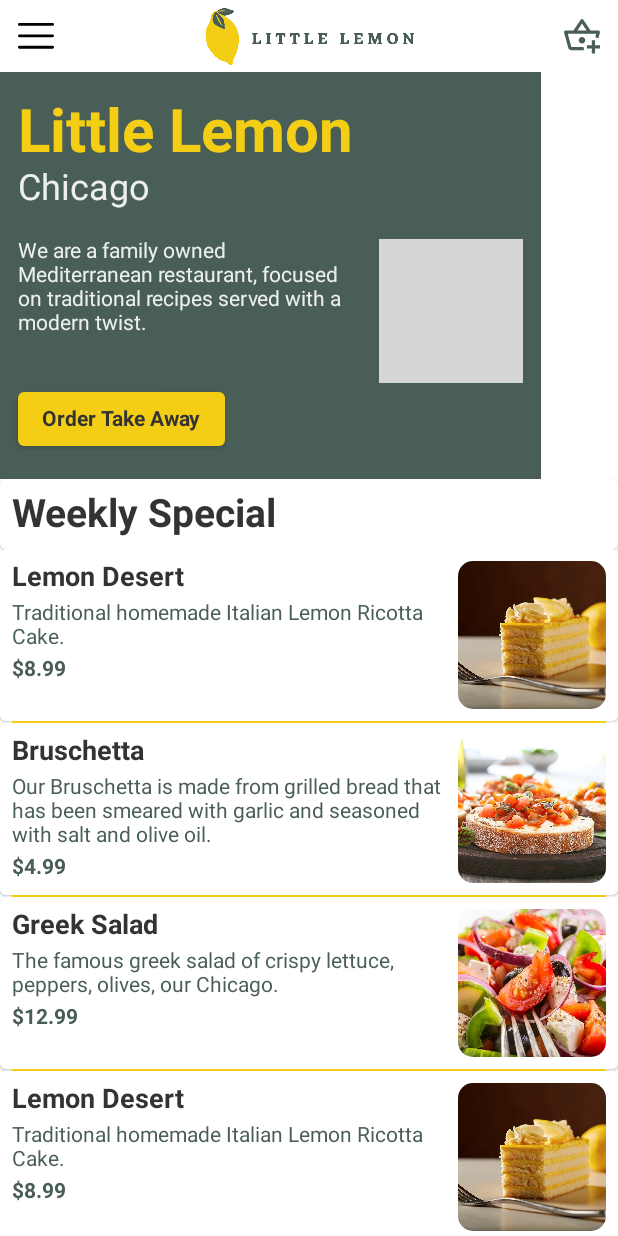
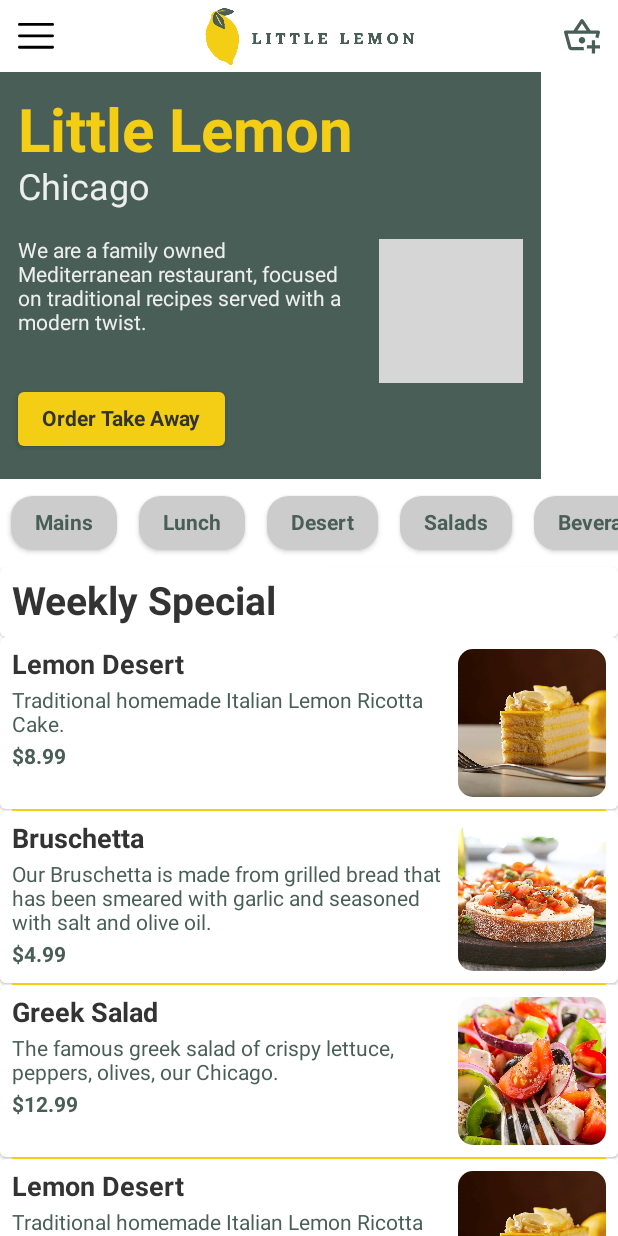
Before and after one commit to gulraiznoorbari/Little_Lemon_App, an Android app built with Jetpack Compose: the HomeScreen screen opened through its navigation route, on a phone screen of 412 x 824 dp. Run offline under Robolectric (Android 15) with nearby library versions, the phone set to English and light mode, and no system bars; grey boxes are pictures that could not be loaded.

Commit message:
📦 NEW: Added UI Screenshots & Menu Categories Row

```diff
--- a/app/src/main/java/com/example/littlelemonapp/HomeScreen.kt
+++ b/app/src/main/java/com/example/littlelemonapp/HomeScreen.kt
@@ -24,8 +24,8 @@ fun HomeScreen(navController: NavHostController) {
     ) {
         Column {
             UpperPanel()
+            MenuCategoryPanel()
             LowerPanel(navController, DishInfo.dishes)
-
         }
     }
 }
--- /dev/null
+++ b/app/src/main/java/com/example/littlelemonapp/MenuCategory.kt
@@ -0,0 +1,51 @@
+package com.example.littlelemonapp
+
+import androidx.compose.foundation.horizontalScroll
+import androidx.compose.foundation.layout.Arrangement
+import androidx.compose.foundation.layout.Row
+import androidx.compose.foundation.layout.fillMaxWidth
+import androidx.compose.foundation.layout.padding
+import androidx.compose.foundation.rememberScrollState
+import androidx.compose.foundation.shape.RoundedCornerShape
+import androidx.compose.material.Button
+import androidx.compose.material.ButtonDefaults
+import androidx.compose.material.Text
+import androidx.compose.runtime.Composable
+import androidx.compose.ui.Modifier
+import androidx.compose.ui.graphics.Color
+import androidx.compose.ui.unit.dp
+
+@Composable
+fun MenuCategoryPanel() {
+    Row(
+        modifier = Modifier
+            .fillMaxWidth()
+            .horizontalScroll(rememberScrollState()),
+        horizontalArrangement = Arrangement.SpaceEvenly,
+
+        ) {
+        Categories.forEach {
+            MenuCategory(category = it)
+        }
+    }
+}
+
+@Composable
+fun MenuCategory(category: String) {
+    Button(
+        onClick = { /*TODO*/ },
+        colors = ButtonDefaults.buttonColors(Color.LightGray),
+        shape = RoundedCornerShape(40),
+        modifier = Modifier.padding(start = 7.dp, top = 5.dp, end = 7.dp, bottom = 5.dp)
+    ) {
+        Text(text = category)
+    }
+}
+
+val Categories = listOf(
+    "Mains",
+    "Lunch",
+    "Desert",
+    "Salads",
+    "Beverages"
+)
```
Also changed, not shown: 4 other files.
